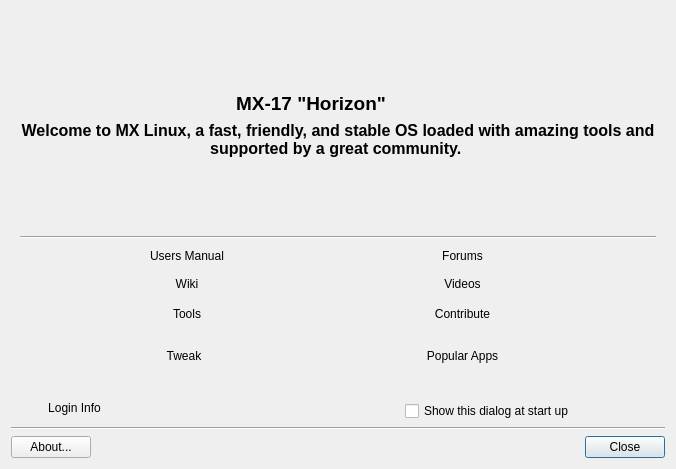
bithostel-dev/mx-welcome, file mxwelcome.ui: the form before one commit.
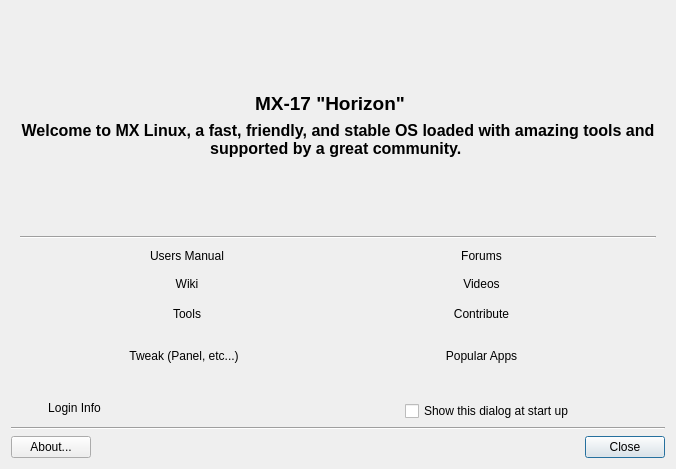
The form after the commit. Icons and pictures are not drawn. Custom widgets are drawn as their Qt base class.

Commit message: Tweak label chg

Patch:
```diff
--- a/mxwelcome.ui
+++ b/mxwelcome.ui
@@ -412,7 +412,7 @@
          <enum>Qt::NoFocus</enum>
         </property>
         <property name="text">
-         <string>Tweak</string>
+         <string>Tweak (Panel, etc...)</string>
         </property>
         <property name="icon">
          <iconset resource="images.qrc">
```
Left out of the diff: 6 changed lines with no effect on the pictures. The commit also changes 1 other file.
